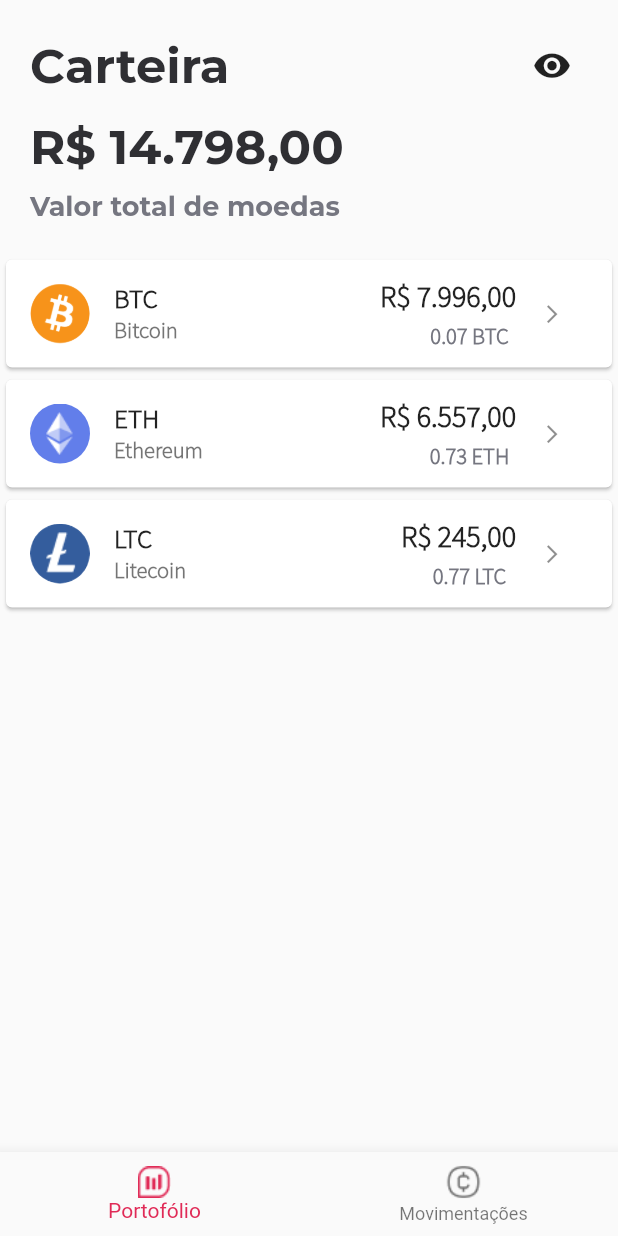
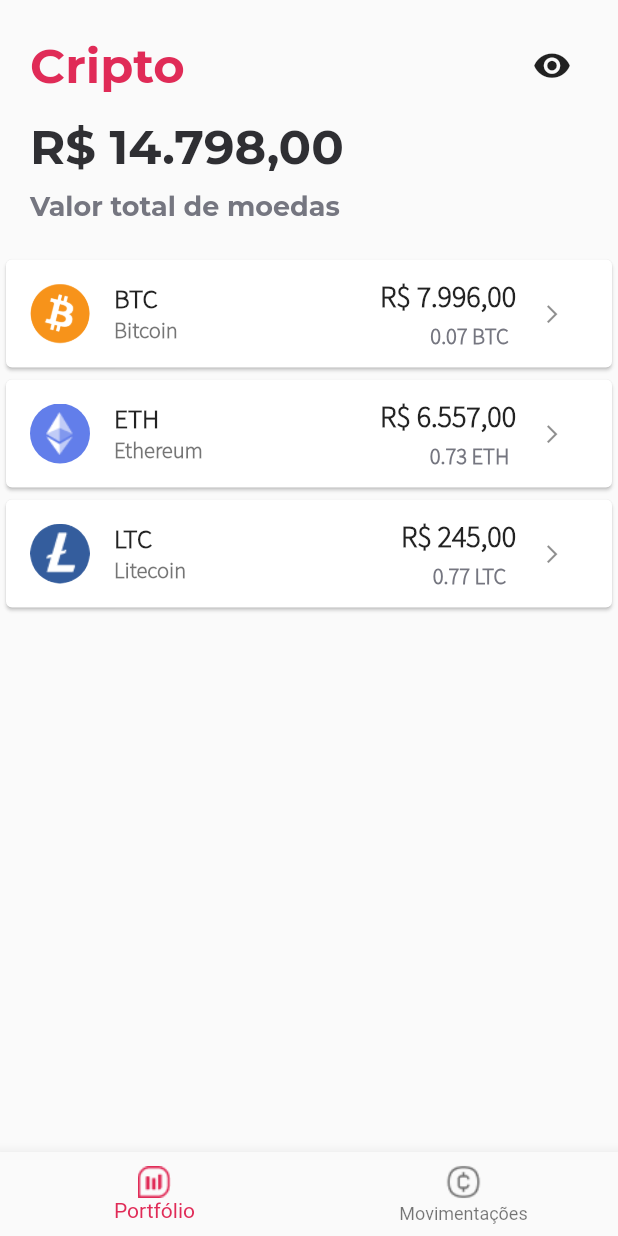
Before and after one commit to carloscasanovad/02-listagem-crypto, a Flutter app: the screen it shows after launch, on a phone screen of 412 x 824 dp. Run offline on Flutter 3.47's test engine with Material 2 defaults, Android fonts, the phone set to English and light mode, and no system bars; our stand-ins replace hooks_riverpod, riverpod.

Commit message:
fix/EV-739/Fixing the title text & navbar texts

```diff
--- a/lib/screens/home_page/widgets/header.dart
+++ b/lib/screens/home_page/widgets/header.dart
@@ -41,7 +41,7 @@ class _HeaderState extends ConsumerState<Header> {
                 mainAxisAlignment: MainAxisAlignment.spaceBetween,
                 children: [
                   const Text(
-                    'Carteira',
+                    'Cripto',
                     style: kTitleTextStyle,
                   ),
                   IconButton(
@@ -63,7 +63,7 @@ class _HeaderState extends ConsumerState<Header> {
                 children: [
                   const Text(
                     "R\$ ",
-                    style: kTitleTextStyle,
+                    style: kWalletBalanceTextStyle,
                   ),
                   ImageFiltered(
                     imageFilter: visibility
@@ -71,7 +71,7 @@ class _HeaderState extends ConsumerState<Header> {
                         : ImageFilter.blur(sigmaX: 8, sigmaY: 8),
                     child: Text(
                       walletBalance(),
-                      style: kTitleTextStyle,
+                      style: kWalletBalanceTextStyle,
                     ),
                   ),
                 ],
--- a/lib/shared/widgets/bottom_navigation_bar.dart
+++ b/lib/shared/widgets/bottom_navigation_bar.dart
@@ -27,7 +27,7 @@ class _BottomNavBarState extends State<BottomNavBar> {
             AssetImage('assets/img/warren.png'),
             size: 22,
           ),
-          label: 'Portofólio',
+          label: 'Portfólio',
         ),
         BottomNavigationBarItem(
           icon: ImageIcon(
--- a/lib/utils/constants.dart
+++ b/lib/utils/constants.dart
@@ -1,6 +1,12 @@
 import 'package:flutter/material.dart';
 
 const kTitleTextStyle = TextStyle(
+  fontSize: 32,
+  color: Color(0xffE02B57),
+  fontFamily: 'Montserrat',
+  fontWeight: FontWeight.w700,
+);
+const kWalletBalanceTextStyle = TextStyle(
   fontSize: 32,
   color: Color(0xff2F2F33),
   fontFamily: 'Montserrat',
```
